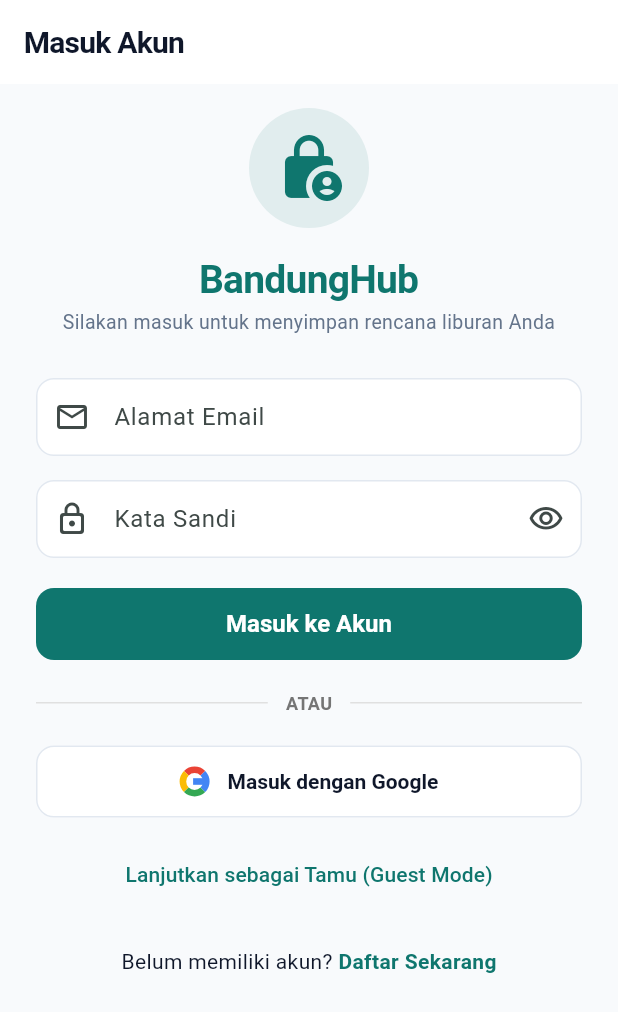
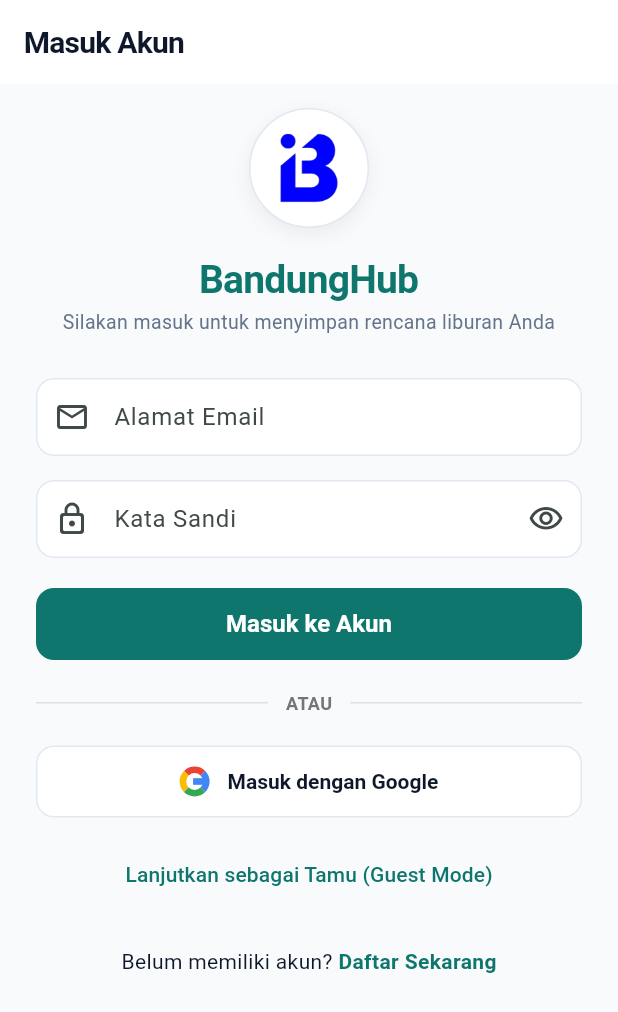
Before and after one commit to maulfx/BandungHub, a Flutter app: the screen it shows after launch, on a phone screen of 412 x 824 dp. Shown: the top 1012 px of the screen. Run offline on Flutter 3.47's test engine with Material 3 defaults, Android fonts, the light colour scheme and no system bars; our stand-ins replace flutter_local_notifications, flutter_map, flutter_secure_storage, geolocator, latlong2, local_auth and 6 more; accounts and stored records are empty.

Commit message:
feat: add login screen, game screen, and app launcher icons

```diff
--- a/lib/features/auth/screens/login_screen.dart
+++ b/lib/features/auth/screens/login_screen.dart
@@ -373,15 +373,26 @@
                 // Header Icon & Title
                 Center(
                   child: Container(
-                    padding: const EdgeInsets.all(16),
+                    width: 80,
+                    height: 80,
+                    padding: const EdgeInsets.all(12),
                     decoration: BoxDecoration(
-                      color: AppColors.primary.withValues(alpha: 0.1),
+                      color: Colors.white,
                       shape: BoxShape.circle,
+                      border: Border.all(
+                        color: AppColors.getBorderColor(context),
+                      ),
+                      boxShadow: [
+                        BoxShadow(
+                          color: Colors.black.withValues(alpha: 0.06),
+                          blurRadius: 10,
+                          offset: const Offset(0, 4),
+                        ),
+                      ],
                     ),
-                    child: const Icon(
-                      Icons.lock_person_rounded,
-                      size: 48,
-                      color: AppColors.primary,
+                    child: Image.asset(
+                      'assets/images/app_logo_transparent.png',
+                      fit: BoxFit.contain,
                     ),
                   ),
                 ),
```
Also changed, not shown: lib/features/mini_game/screens/game_screen.dart (+13 -75 lines), pubspec.lock, 12 other files.
